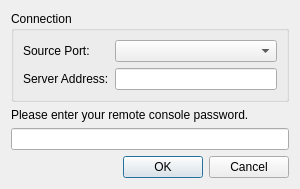
Destroyerrrocket/doomseeker-unofficial, file src/core/gui/rconpassworddialog.ui: the form before one commit.
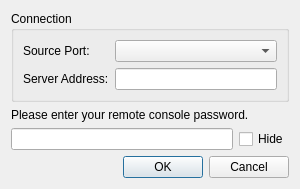
The form after the commit.

Commit message: - In RCon connect box only show those games that report RCon connection support. - A toggle checkbox for password masking in RCon connect box. - Loop '--rcon' connection dialog when error conditions occur.

```diff
--- a/src/core/gui/rconpassworddialog.ui
+++ b/src/core/gui/rconpassworddialog.ui
@@ -57,11 +57,21 @@
     </widget>
    </item>
    <item>
-    <widget class="QLineEdit" name="lePassword">
-     <property name="echoMode">
-      <enum>QLineEdit::Password</enum>
-     </property>
-    </widget>
+    <layout class="QHBoxLayout" name="horizontalLayout">
+     <item>
+      <widget class="QLineEdit" name="lePassword"/>
+     </item>
+     <item>
+      <widget class="QCheckBox" name="cbHidePassword">
+       <property name="toolTip">
+        <string>Hide password</string>
+       </property>
+       <property name="text">
+        <string>Hide</string>
+       </property>
+      </widget>
+     </item>
+    </layout>
    </item>
    <item>
     <widget class="QDialogButtonBox" name="buttonBox">
```
The commit also changes 4 other files.
